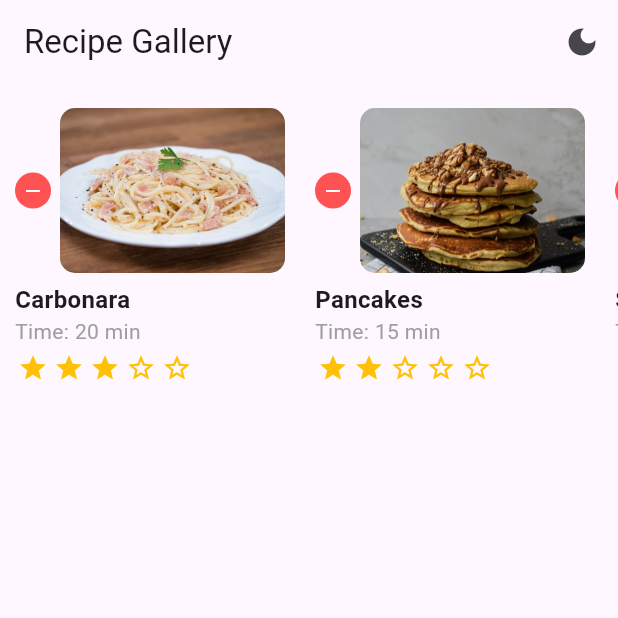
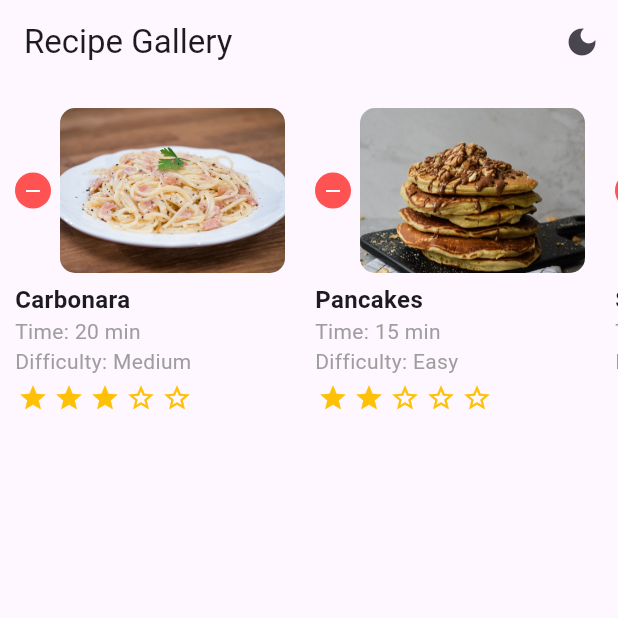
Before and after one commit to AggelosTse/Cooking-App, a Flutter app: the screen it shows after launch, on a phone screen of 412 x 824 dp, the top half of it. Run offline on Flutter 3.47's test engine with Material 3 defaults, Android fonts, the phone set to English and light mode, and no system bars.

Commit message:
added difficulty metric

```diff
--- a/lib/main.dart
+++ b/lib/main.dart
@@ -33,6 +33,7 @@ class Recipe {
   final String time;
   final String description;
   int difficulty;
+  String difficultyLevel;
 
   Recipe({
     required this.imagePath,
@@ -40,6 +41,7 @@ class Recipe {
     required this.time,
     required this.description,
     this.difficulty = 0,
+    this.difficultyLevel = 'Medium',
   });
 }
 
@@ -57,24 +59,24 @@ class _ImageScrollerState extends State<ImageScroller> {
       title: 'Carbonara',
       time: '20 min',
       difficulty: 3,
-      description:
-          'Spaghetti alla Carbonara is a traditional Roman pasta dish known for its creamy texture without the use of cream. Made with eggs, Pecorino Romano cheese, guanciale (cured pork cheek), and black pepper...',
+      difficultyLevel: 'Medium',
+      description: 'Spaghetti alla Carbonara is a traditional Roman pasta dish...',
     ),
     Recipe(
       imagePath: 'assets/pancakes.jpg',
       title: 'Pancakes',
       time: '15 min',
       difficulty: 2,
-      description:
-          'Pancakes are a classic North American breakfast food made from flour, eggs, and milk, resulting in a soft and fluffy dish...',
+      difficultyLevel: 'Easy',
+      description: 'Pancakes are a classic North American breakfast food...',
     ),
     Recipe(
       imagePath: 'assets/steak.jpg',
       title: 'Steak',
       time: '30 min',
       difficulty: 4,
-      description:
-          'Steak is a thick slice of beef typically grilled or pan-seared to create a Maillard crust while maintaining tenderness inside...',
+      difficultyLevel: 'Hard',
+      description: 'Steak is a thick slice of beef typically grilled or pan-seared...',
     ),
   ];
 
@@ -194,6 +196,13 @@ class _ImageScrollerState extends State<ImageScroller> {
                           color: Colors.grey,
                         ),
                       ),
+                      Text(
+                        'Difficulty: ${recipe.difficultyLevel}',
+                        style: const TextStyle(
+                          fontSize: 14,
+                          color: Colors.grey,
+                        ),
+                      ),
                       const SizedBox(height: 4),
                       Row(
                         children: List.generate(5, (starIndex) {
@@ -273,6 +282,11 @@ class RecipeDetailPage extends StatelessWidget {
               'Time: ${recipe.time}',
               style: const TextStyle(fontSize: 16, color: Colors.grey),
             ),
+            const SizedBox(height: 8),
+            Text(
+              'Difficulty: ${recipe.difficultyLevel}',
+              style: const TextStyle(fontSize: 16, color: Colors.grey),
+            ),
             const SizedBox(height: 16),
             Text(
               recipe.description,
@@ -300,8 +314,9 @@ class _AddRecipePageState extends State<AddRecipePage> {
   String time = '';
   String description = '';
   int difficulty = 0;
+  String difficultyLevel = 'Medium';
 
-  String imagePath = 'assets/placeholder.jpg'; // Placeholder
+  String imagePath = 'assets/placeholder.jpg';
 
   @override
   Widget build(BuildContext context) {
@@ -327,7 +342,7 @@ class _AddRecipePageState extends State<AddRecipePage> {
                 onSaved: (val) => description = val ?? '',
               ),
               const SizedBox(height: 12),
-              const Text("Difficulty:"),
+              const Text("Difficulty (user rating):"),
               Row(
                 children: List.generate(5, (index) {
                   return GestureDetector(
@@ -341,6 +356,22 @@ class _AddRecipePageState extends State<AddRecipePage> {
                   );
                 }),
               ),
+              const SizedBox(height: 12),
+              DropdownButtonFormField<String>(
+                value: difficultyLevel,
+                decoration: const InputDecoration(labelText: 'Difficulty Level'),
+                items: ['Easy', 'Medium', 'Hard'].map((level) {
+                  return DropdownMenuItem(
+                    value: level,
+                    child: Text(level),
+                  );
+                }).toList(),
+                onChanged: (val) {
+                  setState(() {
+                    difficultyLevel = val ?? 'Medium';
+                  });
+                },
+              ),
               const SizedBox(height: 20),
               ElevatedButton(
                 onPressed: () {
@@ -352,6 +383,7 @@ class _AddRecipePageState extends State<AddRecipePage> {
                       time: time,
                       description: description,
                       difficulty: difficulty,
+                      difficultyLevel: difficultyLevel,
                     ),
                   );
                   Navigator.pop(context);
```
